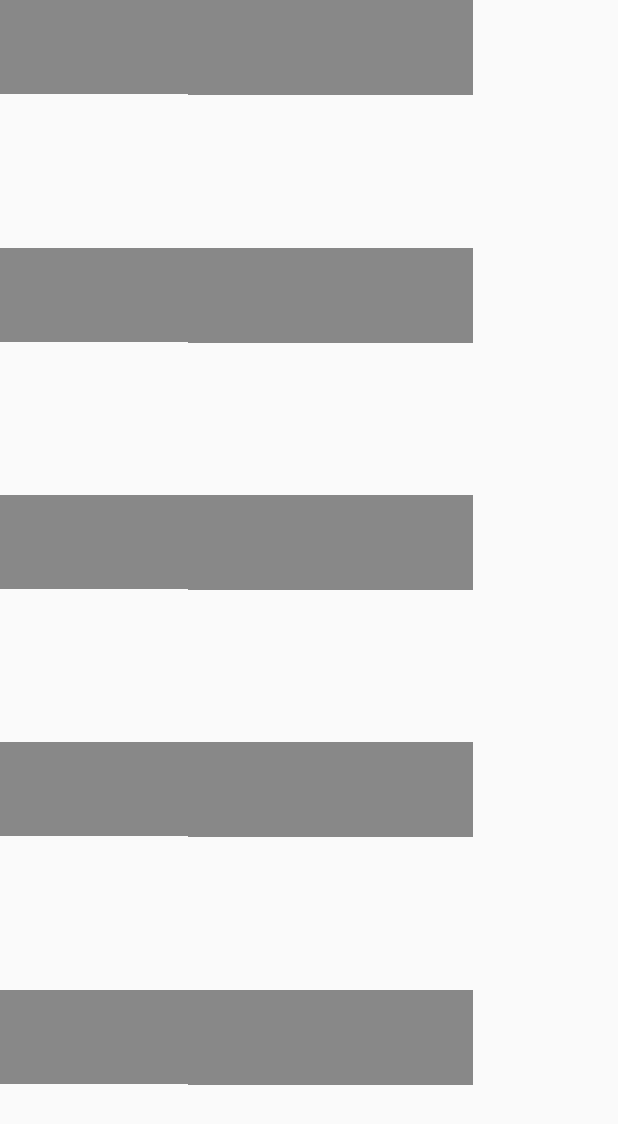
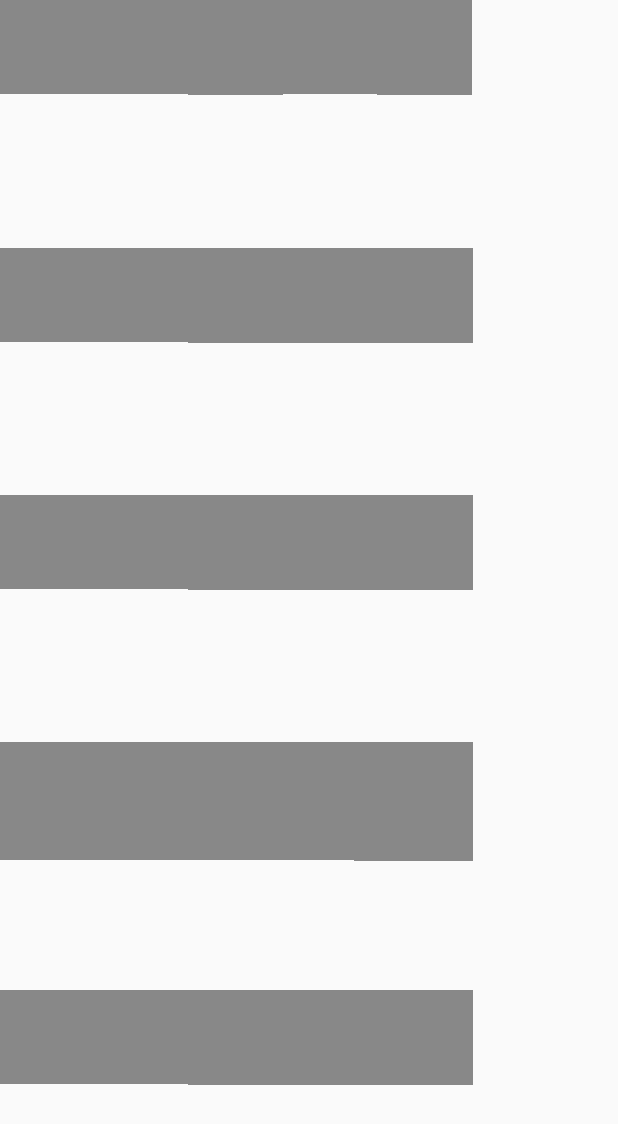
Before and after one commit to switch201/Onitama, an Android app: the layout board.xml on its own in the app's theme, with its tools: preview values and no code run, on a phone screen of 412 x 824 dp. Shown: the top 1124 px of the screen. Run offline under Robolectric (Android 15) with nearby library versions, the light colour scheme and no system bars.

Commit message:
More clean up but new bug

```diff
--- a/app/src/main/java/com/example/stuart/onitama4/MainActivity.java
+++ b/app/src/main/java/com/example/stuart/onitama4/MainActivity.java
@@ -45,7 +45,7 @@ public class MainActivity extends AppCompatActivity implements View.OnClickListe
     @Override
     protected void onCreate(Bundle savedInstanceState) {
         super.onCreate(savedInstanceState);
-        setContentView(R.layout.board);
+        setContentView(R.layout.game_area);
         board = (Board) findViewById(R.id.theBoard);
         getSpaces();
         board.setSpaces(spaces, this);
@@ -74,7 +74,13 @@ public class MainActivity extends AppCompatActivity implements View.OnClickListe
                 board.highlightSpace(s, true);
             }
             else{
-                board.moveOrCapture(s);
+                if((board.prevSpace!=null)&&board.moveOrCapture(s)){
+                    System.out.println("Happy Chime");
+                }
+                else{
+                    System.out.println("Sad Chime");
+                }
+
             }
 
         }
--- a/app/src/main/res/layout/board.xml
+++ b/app/src/main/res/layout/board.xml
@@ -1,6 +1,6 @@
 <?xml version="1.0" encoding="utf-8"?>
 <custom.Board xmlns:android="http://schemas.android.com/apk/res/android"
-    android:id="@+id/theBoard"
+    xmlns:tools="http://schemas.android.com/tools"
     android:layout_width="315dp"
     android:orientation="vertical"
     android:layout_weight="1"
@@ -14,36 +14,36 @@
 
         <custom.Space
             android:id="@+id/button00"
-            android:layout_height="fill_parent"
-            android:layout_width="0dip"
-            android:layout_weight="1">
+            android:layout_width="wrap_content"
+            android:layout_height="wrap_content"
+            android:layout_weight=".2">
 
         </custom.Space>
 
 
         <custom.Space
             android:id="@+id/button01"
-            android:layout_height="fill_parent"
-            android:layout_width="0dip"
-            android:layout_weight="1" />
+            android:layout_width="wrap_content"
+            android:layout_height="wrap_content"
+            android:layout_weight=".2" />
 
         <custom.Space
             android:id="@+id/button02"
-            android:layout_height="fill_parent"
-            android:layout_width="0dip"
-            android:layout_weight="1" />
+            android:layout_width="wrap_content"
+            android:layout_height="wrap_content"
+            android:layout_weight=".2" />
 
         <custom.Space
             android:id="@+id/button03"
-            android:layout_height="fill_parent"
-            android:layout_width="0dip"
-            android:layout_weight="1" />
+            android:layout_width="wrap_content"
+            android:layout_height="wrap_content"
+            android:layout_weight=".2" />
 
         <custom.Space
             android:id="@+id/button04"
-            android:layout_height="fill_parent"
-            android:layout_width="0dip"
-            android:layout_weight="1" />
+            android:layout_width="wrap_content"
+            android:layout_height="wrap_content"
+            android:layout_weight=".2" />
     </custom.Row>
 
     <custom.Row
@@ -54,32 +54,32 @@
 
         <custom.Space
             android:id="@+id/button10"
-            android:layout_height="fill_parent"
-            android:layout_width="0dip"
+            android:layout_width="wrap_content"
+            android:layout_height="wrap_content"
             android:layout_weight="1" />
 
         <custom.Space
             android:id="@+id/button11"
-            android:layout_height="fill_parent"
-            android:layout_width="0dip"
+            android:layout_width="wrap_content"
+            android:layout_height="wrap_content"
             android:layout_weight="1" />
 
         <custom.Space
             android:id="@+id/button12"
-            android:layout_height="fill_parent"
-            android:layout_width="0dip"
+            android:layout_width="wrap_content"
+            android:layout_height="wrap_content"
             android:layout_weight="1" />
 
         <custom.Space
             android:id="@+id/button13"
-            android:layout_height="fill_parent"
-            android:layout_width="0dip"
+            android:layout_width="wrap_content"
+            android:layout_height="wrap_content"
             android:layout_weight="1" />
 
         <custom.Space
             android:id="@+id/button14"
-            android:layout_height="fill_parent"
-            android:layout_width="0dip"
+            android:layout_width="wrap_content"
+            android:layout_height="wrap_content"
             android:layout_weight="1" />
     </custom.Row>
 
@@ -91,32 +91,32 @@
 
         <custom.Space
             android:id="@+id/button20"
-            android:layout_height="fill_parent"
-            android:layout_width="0dip"
+            android:layout_width="wrap_content"
+            android:layout_height="wrap_content"
             android:layout_weight="1" />
 
         <custom.Space
             android:id="@+id/button21"
-            android:layout_height="fill_parent"
-            android:layout_width="0dip"
+            android:layout_width="wrap_content"
+            android:layout_height="wrap_content"
             android:layout_weight="1" />
 
         <custom.Space
             android:id="@+id/button22"
-            android:layout_height="fill_parent"
-            android:layout_width="0dip"
+            android:layout_width="wrap_content"
+            android:layout_height="wrap_content"
             android:layout_weight="1" />
 
         <custom.Space
             android:id="@+id/button23"
-            android:layout_height="fill_parent"
-            android:layout_width="0dip"
+            android:layout_width="wrap_content"
+            android:layout_height="wrap_content"
             android:layout_weight="1" />
 
         <custom.Space
             android:id="@+id/button24"
-            android:layout_height="fill_parent"
-            android:layout_width="0dip"
+            android:layout_width="wrap_content"
+            android:layout_height="wrap_content"
             android:layout_weight="1" />
     </custom.Row>
 
@@ -128,32 +128,32 @@
 
         <custom.Space
             android:id="@+id/button30"
-            android:layout_height="fill_parent"
-            android:layout_width="0dip"
+            android:layout_width="wrap_content"
+            android:layout_height="match_parent"
             android:layout_weight="1" />
 
         <custom.Space
             android:id="@+id/button31"
-            android:layout_height="fill_parent"
-            android:layout_width="0dip"
-            android:layout_weight="1" />
+            android:layout_width="wrap_content"
+            android:layout_height="match_parent"
+            android:layout_weight="0" />
 
         <custom.Space
             android:id="@+id/button32"
-            android:layout_height="fill_parent"
-            android:layout_width="0dip"
+            android:layout_width="wrap_content"
+            android:layout_height="match_parent"
             android:layout_weight="1" />
 
         <custom.Space
             android:id="@+id/button33"
-            android:layout_height="fill_parent"
-            android:layout_width="0dip"
+            android:layout_width="wrap_content"
+            android:layout_height="match_parent"
             android:layout_weight="1" />
 
         <custom.Space
             android:id="@+id/button34"
-            android:layout_height="fill_parent"
-            android:layout_width="0dip"
+            android:layout_width="wrap_content"
+            android:layout_height="match_parent"
             android:layout_weight="1" />
     </custom.Row>
 
@@ -165,32 +165,32 @@
 
         <custom.Space
             android:id="@+id/button40"
+            android:layout_width="wrap_content"
             android:layout_height="fill_parent"
-            android:layout_width="0dip"
             android:layout_weight="1" />
 
         <custom.Space
             android:id="@+id/button41"
+            android:layout_width="wrap_content"
             android:layout_height="fill_parent"
-            android:layout_width="0dip"
             android:layout_weight="1" />
 
         <custom.Space
             android:id="@+id/button42"
+            android:layout_width="wrap_content"
             android:layout_height="fill_parent"
-            android:layout_width="0dip"
             android:layout_weight="1" />
 
         <custom.Space
             android:id="@+id/button43"
+            android:layout_width="wrap_content"
             android:layout_height="fill_parent"
-            android:layout_width="0dip"
             android:layout_weight="1" />
 
         <custom.Space
             android:id="@+id/button44"
+            android:layout_width="wrap_content"
             android:layout_height="fill_parent"
-            android:layout_width="0dip"
             android:layout_weight="1" />
     </custom.Row>
 
```
